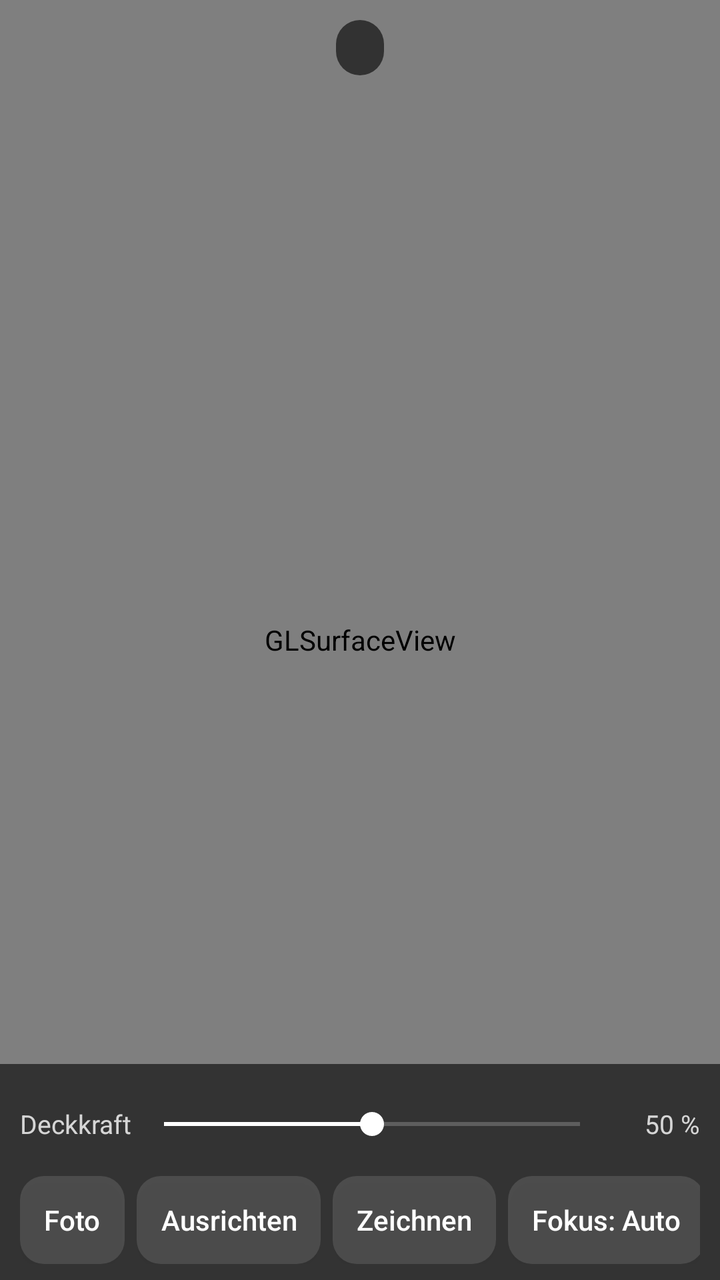
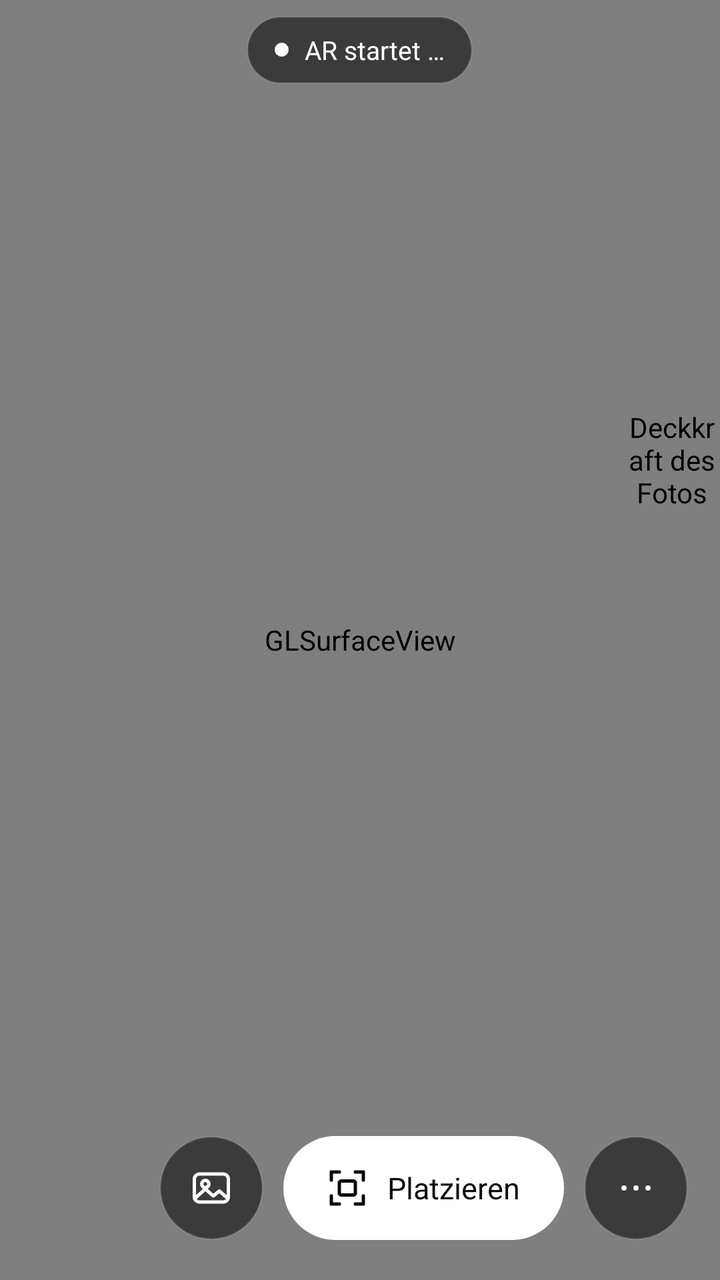

An Android layout rendered at two revisions. The XML below is the earlier revision; the diff shows what the commit changed to produce the second picture.
<!-- AndroidManifest.xml: application theme AppTheme -->
<!-- res/layout/activity_main.xml -->
<?xml version="1.0" encoding="utf-8"?>
<FrameLayout xmlns:android="http://schemas.android.com/apk/res/android"
    android:id="@+id/root"
    android:layout_width="match_parent"
    android:layout_height="match_parent"
    android:background="#000000">

    <android.opengl.GLSurfaceView
        android:id="@+id/gl"
        android:layout_width="match_parent"
        android:layout_height="match_parent" />

    
    <LinearLayout
        android:id="@+id/top"
        android:layout_width="match_parent"
        android:layout_height="wrap_content"
        android:layout_gravity="top"
        android:gravity="center_horizontal"
        android:orientation="vertical"
        android:padding="10dp">
        <TextView
            android:id="@+id/hint"
            android:layout_width="wrap_content"
            android:layout_height="wrap_content"
            android:background="@drawable/feld"
            android:paddingStart="12dp"
            android:paddingTop="5dp"
            android:paddingEnd="12dp"
            android:paddingBottom="5dp"
            android:textColor="#E6FFFFFF"
            android:textSize="13sp" />
        <TextView
            android:id="@+id/drift"
            android:layout_width="wrap_content"
            android:layout_height="wrap_content"
            android:layout_marginTop="6dp"
            android:background="@drawable/feld"
            android:paddingStart="10dp"
            android:paddingTop="3dp"
            android:paddingEnd="10dp"
            android:paddingBottom="3dp"
            android:textColor="#E6FFFFFF"
            android:textSize="12sp"
            android:visibility="gone" />
    </LinearLayout>

    
    <LinearLayout
        android:id="@+id/info"
        android:layout_width="match_parent"
        android:layout_height="match_parent"
        android:layout_marginStart="16dp"
        android:layout_marginTop="56dp"
        android:layout_marginEnd="16dp"
        android:layout_marginBottom="150dp"
        android:background="@drawable/feld"
        android:orientation="vertical"
        android:padding="14dp"
        android:visibility="gone">
        <ScrollView
            android:layout_width="match_parent"
            android:layout_height="0dp"
            android:layout_weight="1">
            <TextView
                android:id="@+id/infoText"
                android:layout_width="match_parent"
                android:layout_height="wrap_content"
                android:textColor="#E6FFFFFF"
                android:textIsSelectable="true"
                android:textSize="13sp" />
        </ScrollView>
        <LinearLayout
            android:layout_width="match_parent"
            android:layout_height="wrap_content"
            android:layout_marginTop="10dp"
            android:orientation="horizontal">
            <Button android:id="@+id/remember" style="@style/Knopf" android:text="Position merken" />
            <Button android:id="@+id/infoClose" style="@style/Knopf" android:text="Schließen" />
        </LinearLayout>
    </LinearLayout>

    
    <LinearLayout
        android:id="@+id/msg"
        android:layout_width="match_parent"
        android:layout_height="wrap_content"
        android:layout_gravity="center"
        android:layout_margin="24dp"
        android:background="@drawable/feld"
        android:orientation="vertical"
        android:padding="16dp"
        android:visibility="gone">
        <TextView
            android:id="@+id/msgText"
            android:layout_width="match_parent"
            android:layout_height="wrap_content"
            android:textColor="#FFFFFFFF"
            android:textSize="15sp" />
        <Button
            android:id="@+id/msgBtn"
            style="@style/Knopf"
            android:layout_marginTop="12dp"
            android:text="Erneut versuchen" />
    </LinearLayout>

    
    <LinearLayout
        android:id="@+id/bottom"
        android:layout_width="match_parent"
        android:layout_height="wrap_content"
        android:layout_gravity="bottom"
        android:background="#99000000"
        android:orientation="vertical"
        android:paddingStart="10dp"
        android:paddingTop="8dp"
        android:paddingEnd="10dp"
        android:paddingBottom="8dp">
        <LinearLayout
            android:layout_width="match_parent"
            android:layout_height="44dp"
            android:gravity="center_vertical"
            android:orientation="horizontal">
            <TextView
                android:layout_width="wrap_content"
                android:layout_height="wrap_content"
                android:text="Deckkraft"
                android:textColor="#CCFFFFFF"
                android:textSize="13sp" />
            <SeekBar
                android:id="@+id/opacity"
                android:layout_width="0dp"
                android:layout_height="44dp"
                android:layout_weight="1"
                android:max="100"
                android:progress="50" />
            <TextView
                android:id="@+id/opacityVal"
                android:layout_width="44dp"
                android:layout_height="wrap_content"
                android:gravity="end"
                android:text="50 %"
                android:textColor="#CCFFFFFF"
                android:textSize="13sp" />
        </LinearLayout>
        <HorizontalScrollView
            android:layout_width="match_parent"
            android:layout_height="wrap_content"
            android:layout_marginTop="4dp"
            android:scrollbars="none">
            <LinearLayout
                android:layout_width="wrap_content"
                android:layout_height="wrap_content"
                android:orientation="horizontal">
                <Button android:id="@+id/pick" style="@style/Knopf" android:text="Foto" />
                <Button android:id="@+id/modeAlign" style="@style/Knopf" android:text="Ausrichten" />
                <Button android:id="@+id/modeDraw" style="@style/Knopf" android:text="Zeichnen" />
                <Button android:id="@+id/focus" style="@style/Knopf" android:text="Fokus: Auto" />
                <Button android:id="@+id/infoBtn" style="@style/Knopf" android:text="Info" />
            </LinearLayout>
        </HorizontalScrollView>
    </LinearLayout>
</FrameLayout>
<!-- resources referenced by this layout -->
<resources>
  <!-- drawable feld (drawable) -->
  <?xml version="1.0" encoding="utf-8"?>
  <shape xmlns:android="http://schemas.android.com/apk/res/android" android:shape="rectangle">
      <solid android:color="#B3121212" />
      <corners android:radius="14dp" />
  </shape>
  <style name="Knopf">
          <item name="android:layout_width">wrap_content</item>
          <item name="android:layout_height">44dp</item>
          <item name="android:minWidth">0dp</item>
          <item name="android:paddingStart">12dp</item>
          <item name="android:paddingEnd">12dp</item>
          <item name="android:layout_marginEnd">6dp</item>
          <item name="android:textAllCaps">false</item>
          <item name="android:textSize">14sp</item>
          <item name="android:textColor">#FFFFFFFF</item>
          <item name="android:background">@drawable/knopf</item>
      </style>
  <style name="AppTheme" parent="android:Theme.Material.NoActionBar">
          <item name="android:windowBackground">@android:color/black</item>
          <item name="android:statusBarColor">@android:color/black</item>
          <item name="android:navigationBarColor">@android:color/black</item>
          <item name="android:colorAccent">#FFFFFFFF</item>
      </style>
  <!-- drawable knopf (drawable) -->
  <?xml version="1.0" encoding="utf-8"?>
  <selector xmlns:android="http://schemas.android.com/apk/res/android">
      <item android:state_pressed="true">
          <shape android:shape="rectangle"><solid android:color="#40FFFFFF" /><corners android:radius="12dp" /></shape>
      </item>
      <item android:state_selected="true">
          <shape android:shape="rectangle"><solid android:color="#33FFFFFF" /><corners android:radius="12dp" />
              <stroke android:width="1dp" android:color="#CCFFFFFF" /></shape>
      </item>
      <item>
          <shape android:shape="rectangle"><solid android:color="#1FFFFFFF" /><corners android:radius="12dp" /></shape>
      </item>
  </selector>
</resources>

<!-- the commit's change to res/layout/activity_main.xml (unified diff, before → after) -->
@@ -11,72 +11,208 @@
         android:layout_height="match_parent" />
 
     
-    <LinearLayout
-        android:id="@+id/top"
-        android:layout_width="match_parent"
-        android:layout_height="wrap_content"
-        android:layout_gravity="top"
-        android:gravity="center_horizontal"
-        android:orientation="vertical"
-        android:padding="10dp">
-        <TextView
-            android:id="@+id/hint"
-            android:layout_width="wrap_content"
-            android:layout_height="wrap_content"
-            android:background="@drawable/feld"
-            android:paddingStart="12dp"
-            android:paddingTop="5dp"
-            android:paddingEnd="12dp"
-            android:paddingBottom="5dp"
-            android:textColor="#E6FFFFFF"
-            android:textSize="13sp" />
-        <TextView
-            android:id="@+id/drift"
-            android:layout_width="wrap_content"
-            android:layout_height="wrap_content"
-            android:layout_marginTop="6dp"
-            android:background="@drawable/feld"
-            android:paddingStart="10dp"
-            android:paddingTop="3dp"
-            android:paddingEnd="10dp"
-            android:paddingBottom="3dp"
-            android:textColor="#E6FFFFFF"
+    <FrameLayout
+        android:id="@+id/ui"
+        android:layout_width="match_parent"
+        android:layout_height="match_parent"
+        android:clipChildren="false"
+        android:clipToPadding="false">
+
+        
+        <LinearLayout
+            android:id="@+id/topStack"
+            android:layout_width="wrap_content"
+            android:layout_height="wrap_content"
+            android:layout_gravity="top|center_horizontal"
+            android:layout_marginTop="8dp"
+            android:gravity="center_horizontal"
+            android:orientation="vertical">
+            <TextView
+                android:id="@+id/status"
+                style="@style/Pille"
+                android:drawableStart="@drawable/punkt"
+                android:drawablePadding="8dp"
+                android:text="AR startet …" />
+            <TextView
+                android:id="@+id/gestureHint"
+                style="@style/Pille"
+                android:layout_marginTop="8dp"
+                android:minHeight="30dp"
+                android:text="@string/hinweis_gesten"
+                android:textColor="@color/text_neben"
+                android:textSize="12sp"
+                android:visibility="gone" />
+            <TextView
+                android:id="@+id/zoomPill"
+                style="@style/Pille"
+                android:minHeight="30dp"
+                android:text="2,0×"
+                android:visibility="gone" />
+            <TextView
+                android:id="@+id/drift"
+                style="@style/Pille"
+                android:layout_marginTop="8dp"
+                android:minHeight="28dp"
+                android:textSize="11.5sp"
+                android:visibility="gone" />
+        </LinearLayout>
+
+        
+        <de.benni.zeichenhilfe.VerticalSlider
+            android:id="@+id/opacity"
+            android:layout_width="48dp"
+            android:layout_height="240dp"
+            android:layout_gravity="end|top"
+            android:layout_marginTop="110dp"
+            android:contentDescription="@string/beschr_deckkraft" />
+        <TextView
+            android:id="@+id/opacityVal"
+            style="@style/Pille"
+            android:layout_gravity="end|top"
+            android:layout_marginEnd="52dp"
+            android:textSize="15sp"
+            android:text="50 %"
+            android:visibility="gone" />
+
+        
+        <ImageButton
+            android:id="@+id/lock"
+            style="@style/RundKnopf"
+            android:layout_width="48dp"
+            android:layout_height="48dp"
+            android:layout_gravity="end|center_vertical"
+            android:layout_marginEnd="8dp"
+            android:alpha="0.8"
+            android:contentDescription="@string/beschr_sperre"
+            android:src="@drawable/ic_schloss_offen"
+            android:visibility="gone" />
+
+        
+        <LinearLayout
+            android:id="@+id/menu"
+            android:layout_width="wrap_content"
+            android:layout_height="wrap_content"
+            android:layout_gravity="end|bottom"
+            android:layout_marginEnd="16dp"
+            android:layout_marginBottom="84dp"
+            android:orientation="vertical"
+            android:visibility="gone">
+            <TextView android:id="@+id/mPhoto" style="@style/MenuePille" android:drawableEnd="@drawable/ic_foto" android:text="@string/menue_foto" />
+            <TextView android:id="@+id/mFocus" style="@style/MenuePille" android:drawableEnd="@drawable/ic_fokus" android:text="@string/menue_fokus_auto" />
+            <TextView android:id="@+id/mMode" style="@style/MenuePille" android:drawableEnd="@drawable/ic_stift" android:text="@string/menue_zeichnen" />
+            <TextView android:id="@+id/mInfo" style="@style/MenuePille" android:drawableEnd="@drawable/ic_info" android:text="@string/menue_info" />
+        </LinearLayout>
+
+        
+        <LinearLayout
+            android:id="@+id/actions"
+            android:layout_width="wrap_content"
+            android:layout_height="wrap_content"
+            android:layout_gravity="end|bottom"
+            android:layout_marginEnd="16dp"
+            android:layout_marginBottom="20dp"
+            android:gravity="center"
+            android:orientation="horizontal">
+            <ImageButton
+                android:id="@+id/photoBtn"
+                style="@style/RundKnopf"
+                android:contentDescription="@string/beschr_foto"
+                android:src="@drawable/ic_foto" />
+            <TextView
+                android:id="@+id/mainBtn"
+                android:layout_width="wrap_content"
+                android:layout_height="52dp"
+                android:layout_marginStart="10dp"
+                android:background="@drawable/weiss_pille"
+                android:drawableStart="@drawable/ic_platzieren"
+                android:drawablePadding="8dp"
+                android:drawableTint="@color/tinte"
+                android:gravity="center_vertical"
+                android:paddingStart="20dp"
+                android:paddingEnd="22dp"
+                android:text="@string/aktion_platzieren"
+                android:textColor="@color/tinte"
+                android:textSize="15sp" />
+            <TextView
+                android:id="@+id/alignBtn"
+                style="@style/MenuePille"
+                android:layout_marginTop="0dp"
+                android:layout_marginStart="10dp"
+                android:drawableEnd="@drawable/ic_platzieren"
+                android:text="@string/aktion_ausrichten"
+                android:visibility="gone" />
+            <ImageButton
+                android:id="@+id/moreBtn"
+                style="@style/RundKnopf"
+                android:layout_marginStart="10dp"
+                android:contentDescription="@string/beschr_mehr"
+                android:src="@drawable/ic_mehr" />
+        </LinearLayout>
+
+        
+        <TextView
+            android:id="@+id/drawHint"
+            style="@style/Pille"
+            android:layout_gravity="bottom|center_horizontal"
+            android:layout_marginBottom="24dp"
+            android:text="@string/hinweis_zeichnen"
+            android:textColor="@color/text_neben"
             android:textSize="12sp"
             android:visibility="gone" />
-    </LinearLayout>
+        <TextView
+            android:id="@+id/toast"
+            style="@style/Pille"
+            android:layout_gravity="center"
+            android:visibility="gone" />
+    </FrameLayout>
 
     
     <LinearLayout
         android:id="@+id/info"
         android:layout_width="match_parent"
-        android:layout_height="match_parent"
-        android:layout_marginStart="16dp"
-        android:layout_marginTop="56dp"
-        android:layout_marginEnd="16dp"
-        android:layout_marginBottom="150dp"
-        android:background="@drawable/feld"
+        android:layout_height="wrap_content"
+        android:layout_gravity="bottom"
+        android:background="@drawable/blatt_hintergrund"
         android:orientation="vertical"
-        android:padding="14dp"
+        android:paddingStart="20dp"
+        android:paddingTop="10dp"
+        android:paddingEnd="20dp"
+        android:paddingBottom="16dp"
         android:visibility="gone">
+        <View
+            android:layout_width="36dp"
+            android:layout_height="4dp"
+            android:layout_gravity="center_horizontal"
+            android:background="@drawable/griff" />
+        <TextView
+            android:id="@+id/infoTitle"
+            android:layout_width="wrap_content"
+            android:layout_height="wrap_content"
+            android:layout_marginTop="14dp"
+            android:text="@string/info_titel"
+            android:textColor="@color/text"
+            android:textSize="17sp" />
         <ScrollView
+            android:id="@+id/infoScroll"
             android:layout_width="match_parent"
-            android:layout_height="0dp"
-            android:layout_weight="1">
+            android:layout_height="300dp"
+            android:layout_marginTop="10dp">
             <TextView
                 android:id="@+id/infoText"
                 android:layout_width="match_parent"
                 android:layout_height="wrap_content"
-                android:textColor="#E6FFFFFF"
+                android:lineSpacingExtra="3dp"
+                android:textColor="@color/text_neben"
                 android:textIsSelectable="true"
                 android:textSize="13sp" />
         </ScrollView>
         <LinearLayout
             android:layout_width="match_parent"
             android:layout_height="wrap_content"
-            android:layout_marginTop="10dp"
+            android:layout_marginTop="12dp"
             android:orientation="horizontal">
-            <Button android:id="@+id/remember" style="@style/Knopf" android:text="Position merken" />
-            <Button android:id="@+id/infoClose" style="@style/Knopf" android:text="Schließen" />
+            <TextView android:id="@+id/remember" style="@style/BlattKnopf" android:layout_marginEnd="10dp" android:text="@string/info_merken" />
+            <TextView android:id="@+id/infoClose" style="@style/BlattKnopf" android:text="@string/info_schliessen" />
         </LinearLayout>
     </LinearLayout>
 
@@ -87,77 +223,27 @@
         android:layout_height="wrap_content"
         android:layout_gravity="center"
         android:layout_margin="24dp"
-        android:background="@drawable/feld"
+        android:background="@drawable/glas_pille"
         android:orientation="vertical"
-        android:padding="16dp"
+        android:padding="20dp"
         android:visibility="gone">
         <TextView
             android:id="@+id/msgText"
             android:layout_width="match_parent"
             android:layout_height="wrap_content"
-            android:textColor="#FFFFFFFF"
+            android:textColor="@color/text"
             android:textSize="15sp" />
-        <Button
+        <TextView
             android:id="@+id/msgBtn"
-            style="@style/Knopf"
-            android:layout_marginTop="12dp"
-            android:text="Erneut versuchen" />
-    </LinearLayout>
-
-    
-    <LinearLayout
-        android:id="@+id/bottom"
-        android:layout_width="match_parent"
-        android:layout_height="wrap_content"
-        android:layout_gravity="bottom"
-        android:background="#99000000"
-        android:orientation="vertical"
-        android:paddingStart="10dp"
-        android:paddingTop="8dp"
-        android:paddingEnd="10dp"
-        android:paddingBottom="8dp">
-        <LinearLayout
-            android:layout_width="match_parent"
-            android:layout_height="44dp"
-            android:gravity="center_vertical"
-            android:orientation="horizontal">
-            <TextView
-                android:layout_width="wrap_content"
-                android:layout_height="wrap_content"
-                android:text="Deckkraft"
-                android:textColor="#CCFFFFFF"
-                android:textSize="13sp" />
-            <SeekBar
-                android:id="@+id/opacity"
-                android:layout_width="0dp"
-                android:layout_height="44dp"
-                android:layout_weight="1"
-                android:max="100"
-                android:progress="50" />
-            <TextView
-                android:id="@+id/opacityVal"
-                android:layout_width="44dp"
-                android:layout_height="wrap_content"
-                android:gravity="end"
-                android:text="50 %"
-                android:textColor="#CCFFFFFF"
-                android:textSize="13sp" />
-        </LinearLayout>
-        <HorizontalScrollView
-            android:layout_width="match_parent"
-            android:layout_height="wrap_content"
-            android:layout_marginTop="4dp"
-            android:scrollbars="none">
-            <LinearLayout
-                android:layout_width="wrap_content"
-                android:layout_height="wrap_content"
-                android:orientation="horizontal">
-                <Button android:id="@+id/pick" style="@style/Knopf" android:text="Foto" />
-                <Button android:id="@+id/modeAlign" style="@style/Knopf" android:text="Ausrichten" />
-                <Button android:id="@+id/modeDraw" style="@style/Knopf" android:text="Zeichnen" />
-                <Button android:id="@+id/focus" style="@style/Knopf" android:text="Fokus: Auto" />
-                <Button android:id="@+id/infoBtn" style="@style/Knopf" android:text="Info" />
-            </LinearLayout>
-        </HorizontalScrollView>
+            android:layout_width="wrap_content"
+            android:layout_height="48dp"
+            android:layout_marginTop="14dp"
+            android:background="@drawable/weiss_pille"
+            android:gravity="center"
+            android:paddingStart="20dp"
+            android:paddingEnd="20dp"
+            android:text="@string/erneut"
+            android:textColor="@color/tinte"
+            android:textSize="14sp" />
     </LinearLayout>
 </FrameLayout>
<!-- resource entries referenced after the edit -->
@@ -1,42 +1,154 @@
 <!-- resources referenced by this layout -->
 <resources>
-  <!-- drawable feld (drawable) -->
+  <color name="text">#FFFFFFFF</color>
+  <color name="text_neben">#B3FFFFFF</color>
+  <color name="tinte">#FF0B0B0B</color>
+  <!-- drawable blatt_hintergrund (drawable) -->
   <?xml version="1.0" encoding="utf-8"?>
   <shape xmlns:android="http://schemas.android.com/apk/res/android" android:shape="rectangle">
-      <solid android:color="#B3121212" />
-      <corners android:radius="14dp" />
+      <solid android:color="#F2111113" />
+      <corners android:topLeftRadius="22dp" android:topRightRadius="22dp" android:bottomLeftRadius="0dp" android:bottomRightRadius="0dp" />
+      <stroke android:width="1dp" android:color="#14FFFFFF" />
   </shape>
-  <style name="Knopf">
+  <!-- drawable glas_pille (drawable) -->
+  <?xml version="1.0" encoding="utf-8"?>
+  <ripple xmlns:android="http://schemas.android.com/apk/res/android" android:color="#33FFFFFF">
+      <item><shape android:shape="rectangle"><solid android:color="#940C0C0C" /><corners android:radius="24dp" /><stroke android:width="1dp" android:color="#1AFFFFFF" /></shape></item>
+  </ripple>
+  <!-- drawable griff (drawable) -->
+  <?xml version="1.0" encoding="utf-8"?>
+  <shape xmlns:android="http://schemas.android.com/apk/res/android" android:shape="rectangle">
+      <solid android:color="#59FFFFFF" /><corners android:radius="2dp" />
+  </shape>
+  <!-- drawable ic_fokus (drawable) -->
+  <?xml version="1.0" encoding="utf-8"?>
+  <vector xmlns:android="http://schemas.android.com/apk/res/android"
+      android:width="24dp" android:height="24dp" android:viewportWidth="24" android:viewportHeight="24">
+      <path android:pathData="M4,9 V5 H8 M20,9 V5 H16 M4,15 V19 H8 M20,15 V19 H16" android:strokeColor="#FFFFFFFF" android:strokeWidth="1.7" android:strokeLineCap="round" android:strokeLineJoin="round" android:fillColor="#00000000" />
+      <path android:pathData="M9,12 A3,3 0 1 0 15,12 A3,3 0 1 0 9,12 Z" android:strokeColor="#FFFFFFFF" android:strokeWidth="1.7" android:strokeLineCap="round" android:strokeLineJoin="round" android:fillColor="#00000000" />
+  </vector>
+  <!-- drawable ic_foto (drawable) -->
+  <?xml version="1.0" encoding="utf-8"?>
+  <vector xmlns:android="http://schemas.android.com/apk/res/android"
+      android:width="24dp" android:height="24dp" android:viewportWidth="24" android:viewportHeight="24">
+      <path android:pathData="M6,5 H18 A2.5,2.5 0 0 1 20.5,7.5 V16.5 A2.5,2.5 0 0 1 18,19 H6 A2.5,2.5 0 0 1 3.5,16.5 V7.5 A2.5,2.5 0 0 1 6,5 Z" android:strokeColor="#FFFFFFFF" android:strokeWidth="1.7" android:strokeLineCap="round" android:strokeLineJoin="round" android:fillColor="#00000000" />
+      <path android:pathData="M7.2,10 A1.8,1.8 0 1 0 10.8,10 A1.8,1.8 0 1 0 7.2,10 Z" android:strokeColor="#FFFFFFFF" android:strokeWidth="1.7" android:strokeLineCap="round" android:strokeLineJoin="round" android:fillColor="#00000000" />
+      <path android:pathData="M4,17 L9,12.5 L13,16 L16,13.5 L20,17" android:strokeColor="#FFFFFFFF" android:strokeWidth="1.7" android:strokeLineCap="round" android:strokeLineJoin="round" android:fillColor="#00000000" />
+  </vector>
+  <!-- drawable ic_info (drawable) -->
+  <?xml version="1.0" encoding="utf-8"?>
+  <vector xmlns:android="http://schemas.android.com/apk/res/android"
+      android:width="24dp" android:height="24dp" android:viewportWidth="24" android:viewportHeight="24">
+      <path android:pathData="M3.5,12 A8.5,8.5 0 1 0 20.5,12 A8.5,8.5 0 1 0 3.5,12 Z" android:strokeColor="#FFFFFFFF" android:strokeWidth="1.7" android:strokeLineCap="round" android:strokeLineJoin="round" android:fillColor="#00000000" />
+      <path android:pathData="M12,11 V16.5 M12,7.8 V8.2" android:strokeColor="#FFFFFFFF" android:strokeWidth="1.7" android:strokeLineCap="round" android:strokeLineJoin="round" android:fillColor="#00000000" />
+  </vector>
+  <!-- drawable ic_mehr (drawable) -->
+  <?xml version="1.0" encoding="utf-8"?>
+  <vector xmlns:android="http://schemas.android.com/apk/res/android"
+      android:width="24dp" android:height="24dp" android:viewportWidth="24" android:viewportHeight="24">
+      <path android:pathData="M4.7,12 A1.3,1.3 0 1 0 7.3,12 A1.3,1.3 0 1 0 4.7,12 Z" android:fillColor="#FFFFFFFF" />
+      <path android:pathData="M10.7,12 A1.3,1.3 0 1 0 13.3,12 A1.3,1.3 0 1 0 10.7,12 Z" android:fillColor="#FFFFFFFF" />
+      <path android:pathData="M16.7,12 A1.3,1.3 0 1 0 19.3,12 A1.3,1.3 0 1 0 16.7,12 Z" android:fillColor="#FFFFFFFF" />
+  </vector>
+  <!-- drawable ic_platzieren (drawable) -->
+  <?xml version="1.0" encoding="utf-8"?>
+  <vector xmlns:android="http://schemas.android.com/apk/res/android"
+      android:width="24dp" android:height="24dp" android:viewportWidth="24" android:viewportHeight="24">
+      <path android:pathData="M4,8 V4 H8 M16,4 H20 V8 M20,16 V20 H16 M8,20 H4 V16" android:strokeColor="#FFFFFFFF" android:strokeWidth="1.7" android:strokeLineCap="round" android:strokeLineJoin="round" android:fillColor="#00000000" />
+      <path android:pathData="M9,8.5 H15 A1,1 0 0 1 16,9.5 V14.5 A1,1 0 0 1 15,15.5 H9 A1,1 0 0 1 8,14.5 V9.5 A1,1 0 0 1 9,8.5 Z" android:strokeColor="#FFFFFFFF" android:strokeWidth="1.7" android:strokeLineCap="round" android:strokeLineJoin="round" android:fillColor="#00000000" />
+  </vector>
+  <!-- drawable ic_schloss_offen (drawable) -->
+  <?xml version="1.0" encoding="utf-8"?>
+  <vector xmlns:android="http://schemas.android.com/apk/res/android"
+      android:width="24dp" android:height="24dp" android:viewportWidth="24" android:viewportHeight="24">
+      <path android:pathData="M7.7,10.5 H16.3 A2.2,2.2 0 0 1 18.5,12.7 V17.8 A2.2,2.2 0 0 1 16.3,20 H7.7 A2.2,2.2 0 0 1 5.5,17.8 V12.7 A2.2,2.2 0 0 1 7.7,10.5 Z" android:strokeColor="#FFFFFFFF" android:strokeWidth="1.7" android:strokeLineCap="round" android:strokeLineJoin="round" android:fillColor="#00000000" />
+      <path android:pathData="M8.5,10.5 V8 A3.5,3.5 0 0 1 15.3,6.8" android:strokeColor="#FFFFFFFF" android:strokeWidth="1.7" android:strokeLineCap="round" android:strokeLineJoin="round" android:fillColor="#00000000" />
+  </vector>
+  <!-- drawable ic_stift (drawable) -->
+  <?xml version="1.0" encoding="utf-8"?>
+  <vector xmlns:android="http://schemas.android.com/apk/res/android"
+      android:width="24dp" android:height="24dp" android:viewportWidth="24" android:viewportHeight="24">
+      <path android:pathData="M4,20 L5.2,15.4 L15.5,5.1 A2,2 0 0 1 18.3,5.1 L18.9,5.7 A2,2 0 0 1 18.9,8.5 L8.6,18.8 Z M13.5,7 L17,10.5" android:strokeColor="#FFFFFFFF" android:strokeWidth="1.7" android:strokeLineCap="round" android:strokeLineJoin="round" android:fillColor="#00000000" />
+  </vector>
+  <!-- drawable punkt (drawable) -->
+  <?xml version="1.0" encoding="utf-8"?>
+  <shape xmlns:android="http://schemas.android.com/apk/res/android" android:shape="oval">
+      <solid android:color="#FFFFFFFF" /><size android:width="7dp" android:height="7dp" />
+  </shape>
+  <!-- drawable weiss_pille (drawable) -->
+  <?xml version="1.0" encoding="utf-8"?>
+  <ripple xmlns:android="http://schemas.android.com/apk/res/android" android:color="#330B0B0B">
+      <item><shape android:shape="rectangle"><solid android:color="#FFFFFFFF" /><corners android:radius="26dp" /></shape></item>
+  </ripple>
+  <string name="aktion_ausrichten">Ausrichten</string>
+  <string name="aktion_platzieren">Platzieren</string>
+  <string name="beschr_deckkraft">Deckkraft des Fotos</string>
+  <string name="beschr_foto">Foto wählen</string>
+  <string name="beschr_mehr">Mehr</string>
+  <string name="beschr_sperre">Bildgesten sperren oder entsperren</string>
+  <string name="erneut">Erneut versuchen</string>
+  <string name="hinweis_gesten">1 Finger verschieben · 2 Finger drehen und skalieren</string>
+  <string name="hinweis_zeichnen">Doppeltippen = 1× · Antippen zeigt Bedienung</string>
+  <string name="info_merken">Position merken</string>
+  <string name="info_schliessen">Schließen</string>
+  <string name="info_titel">Info und Diagnose</string>
+  <string name="menue_fokus_auto">Fokus: Auto</string>
+  <string name="menue_foto">Foto wählen</string>
+  <string name="menue_info">Info</string>
+  <string name="menue_zeichnen">Zeichnen</string>
+  <style name="BlattKnopf">
+          <item name="android:layout_width">0dp</item>
+          <item name="android:layout_height">48dp</item>
+          <item name="android:layout_weight">1</item>
+          <item name="android:gravity">center</item>
+          <item name="android:background">@drawable/glas_pille</item>
+          <item name="android:textColor">@color/text</item>
+          <item name="android:textSize">14sp</item>
+      </style>
+  <style name="MenuePille">
           <item name="android:layout_width">wrap_content</item>
-          <item name="android:layout_height">44dp</item>
-          <item name="android:minWidth">0dp</item>
-          <item name="android:paddingStart">12dp</item>
-          <item name="android:paddingEnd">12dp</item>
-          <item name="android:layout_marginEnd">6dp</item>
-          <item name="android:textAllCaps">false</item>
+          <item name="android:layout_height">48dp</item>
+          <item name="android:layout_gravity">end</item>
+          <item name="android:layout_marginTop">10dp</item>
+          <item name="android:gravity">center_vertical</item>
+          <item name="android:paddingStart">18dp</item>
+          <item name="android:paddingEnd">14dp</item>
+          <item name="android:background">@drawable/glas_pille</item>
+          <item name="android:textColor">@color/text</item>
           <item name="android:textSize">14sp</item>
-          <item name="android:textColor">#FFFFFFFF</item>
-          <item name="android:background">@drawable/knopf</item>
+          <item name="android:drawablePadding">10dp</item>
+          <item name="android:drawableTint">@color/text</item>
+      </style>
+  <style name="Pille">
+          <item name="android:layout_width">wrap_content</item>
+          <item name="android:layout_height">wrap_content</item>
+          <item name="android:minHeight">34dp</item>
+          <item name="android:gravity">center_vertical</item>
+          <item name="android:paddingStart">14dp</item>
+          <item name="android:paddingEnd">14dp</item>
+          <item name="android:paddingTop">6dp</item>
+          <item name="android:paddingBottom">6dp</item>
+          <item name="android:background">@drawable/glas_pille</item>
+          <item name="android:textColor">@color/text</item>
+          <item name="android:textSize">13sp</item>
+      </style>
+  <style name="RundKnopf">
+          <item name="android:layout_width">52dp</item>
+          <item name="android:layout_height">52dp</item>
+          <item name="android:background">@drawable/glas_rund</item>
+          <item name="android:scaleType">center</item>
+          <item name="android:tint">@color/text</item>
       </style>
   <style name="AppTheme" parent="android:Theme.Material.NoActionBar">
           <item name="android:windowBackground">@android:color/black</item>
-          <item name="android:statusBarColor">@android:color/black</item>
-          <item name="android:navigationBarColor">@android:color/black</item>
+          <item name="android:statusBarColor">@android:color/transparent</item>
+          <item name="android:navigationBarColor">@android:color/transparent</item>
           <item name="android:colorAccent">#FFFFFFFF</item>
       </style>
-  <!-- drawable knopf (drawable) -->
+  <!-- drawable glas_rund (drawable) -->
   <?xml version="1.0" encoding="utf-8"?>
-  <selector xmlns:android="http://schemas.android.com/apk/res/android">
-      <item android:state_pressed="true">
-          <shape android:shape="rectangle"><solid android:color="#40FFFFFF" /><corners android:radius="12dp" /></shape>
-      </item>
-      <item android:state_selected="true">
-          <shape android:shape="rectangle"><solid android:color="#33FFFFFF" /><corners android:radius="12dp" />
-              <stroke android:width="1dp" android:color="#CCFFFFFF" /></shape>
-      </item>
-      <item>
-          <shape android:shape="rectangle"><solid android:color="#1FFFFFFF" /><corners android:radius="12dp" /></shape>
-      </item>
-  </selector>
+  <ripple xmlns:android="http://schemas.android.com/apk/res/android" android:color="#33FFFFFF">
+      <item><shape android:shape="oval"><solid android:color="#940C0C0C" /><stroke android:width="1dp" android:color="#1AFFFFFF" /></shape></item>
+  </ripple>
 </resources>
 
